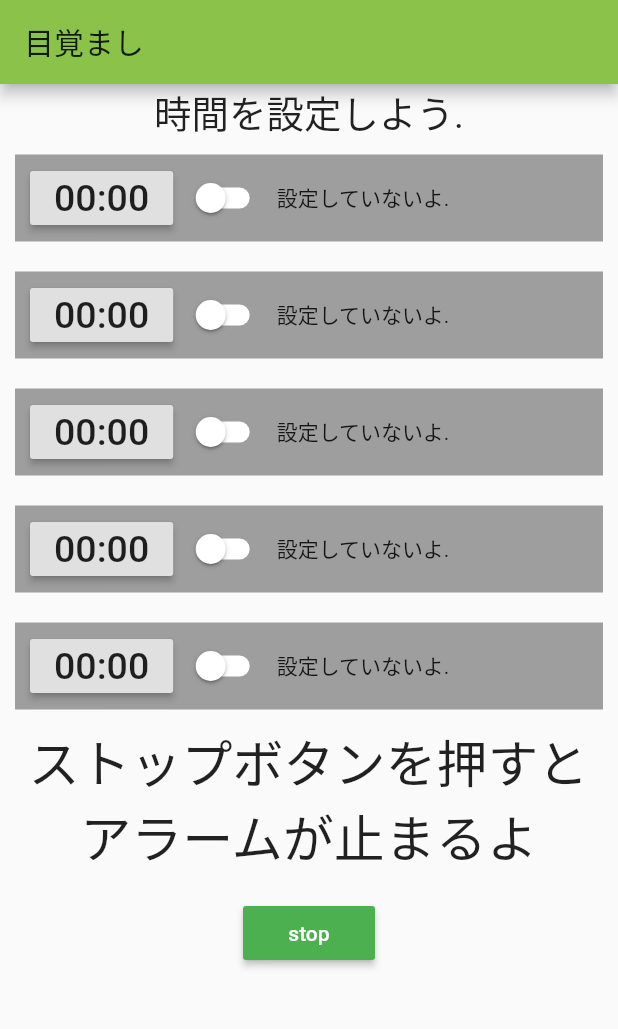
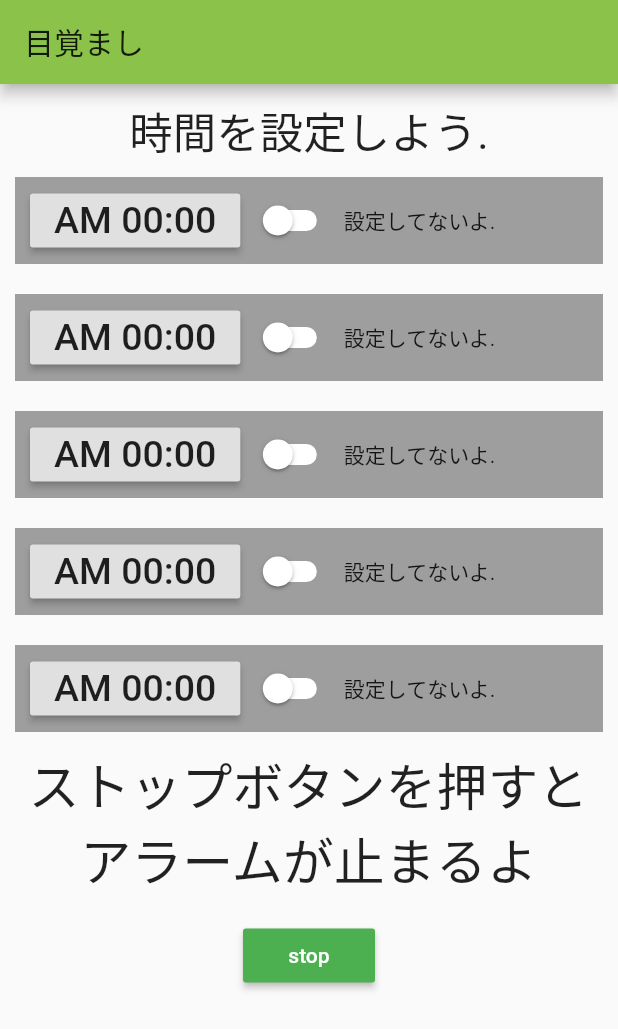
Before and after one commit to konomins/flutter_app1, a Flutter app: the screen it shows after launch, on a phone screen of 412 x 824 dp. Shown: the top 1029 px of the screen. Run offline on Flutter 3.47's test engine with Material 2 defaults, Android fonts, the phone set to English and light mode, and no system bars; our stand-ins replace audioplayers, sensors.

Commit message:
表示順番の修正 エラーあり

```diff
--- a/lib/main.dart
+++ b/lib/main.dart
@@ -5,7 +5,7 @@ import 'package:audioplayers/audio_cache.dart';
 import 'package:audioplayers/audioplayers.dart';
 import 'dart:math';
 import 'package:sensors/sensors.dart';
-//import 'game1.dart';
+import 'dart:io';
 
 void main() {
   runApp(MyApp());
@@ -52,6 +52,9 @@ class _MyHomePageState extends State<MyHomePage> {
   //時間を設定
    List<String> setTime = ['00:00','00:00','00:00','00:00','00:00'];
 
+   //時間表示
+   List<String> setTimeOutput = ['AM 00:00','AM 00:00','AM 00:00','AM 00:00','AM 00:00'];
+
   //現在時刻の変数
   String nowTime = '';
 
@@ -61,8 +64,8 @@ class _MyHomePageState extends State<MyHomePage> {
    //スイッチの切り替え
    List<bool> _active = [false,false,false,false,false];
    //スイッチの表示
-   List<String> switchText = ["設定していないよ.","設定していないよ.","設定していないよ."
-     ,"設定していないよ.","設定していないよ."];
+   List<String> switchText = ["設定してないよ.","設定してないよ.","設定してないよ."
+     ,"設定してないよ.","設定してないよ."];
 
 
   void initState() { //現在時刻を取得する関数(1秒ごとに判定)
@@ -88,31 +91,31 @@ class _MyHomePageState extends State<MyHomePage> {
       judge++;
       play();//アラーム再生
       gameSelect(scene);//ゲーム選択
-      switchText[0] = "設定していないよ";//アラームを止めた後にアラームがならないための処理
+      switchText[0] = "設定してないよ";//アラームを止めた後にアラームがならないための処理
     }
     else if (switchText[1] == "設定しているよ" && setTime[1] == nowTime) {
       judge++;
       play();//アラーム再生
       gameSelect(scene);//ゲーム選択
-      switchText[1] = "設定していないよ";//アラームを止めた後にアラームがならないための処理
+      switchText[1] = "設定してないよ";//アラームを止めた後にアラームがならないための処理
     }
     else if (switchText[2] == "設定しているよ" && setTime[2] == nowTime) {
       judge++;
       play();//アラーム再生
       gameSelect(scene);//ゲーム選択
-      switchText[2] = "設定していないよ";//アラームを止めた後にアラームがならないための処理
+      switchText[2] = "設定してないよ";//アラームを止めた後にアラームがならないための処理
     }
     else if (switchText[3] == "設定しているよ" && setTime[3] == nowTime) {
       judge++;
       play();//アラーム再生
       gameSelect(scene);//ゲーム選択
-      switchText[3] = "設定していないよ";//アラームを止めた後にアラームがならないための処理
+      switchText[3] = "設定してないよ";//アラームを止めた後にアラームがならないための処理
     }
     else if (switchText[4] == "設定しているよ" && setTime[4] == nowTime) {
       judge++;
       play();//アラーム再生
       gameSelect(scene);//ゲーム選択
-      switchText[4] = "設定していないよ";//アラームを止めた後にアラームがならないための処理
+      switchText[4] = "設定してないよ";//アラームを止めた後にアラームがならないための処理
     }
 
   }
@@ -149,8 +152,10 @@ class _MyHomePageState extends State<MyHomePage> {
     );
     if (picked != null) {
       var dt = _toDateTime(picked);
+
       setState(() {
-        setTime[0] = (DateFormat.Hm()).format(dt);
+        setTimeOutput[0] = (DateFormat('a HH:mm')).format(dt);
+        setTime[0] = (DateFormat('HH:mm')).format(dt);
       });
     }
   }
@@ -164,7 +169,8 @@ class _MyHomePageState extends State<MyHomePage> {
     if (picked != null) {
       var dt = _toDateTime(picked);
       setState(() {
-        setTime[1] = (DateFormat.Hm()).format(dt);
+        setTimeOutput[1] = (DateFormat('a HH:mm')).format(dt);
+        setTime[1] = (DateFormat('HH:mm')).format(dt);
       });
     }
   }
@@ -178,7 +184,8 @@ class _MyHomePageState extends State<MyHomePage> {
     if (picked != null) {
       var dt = _toDateTime(picked);
       setState(() {
-        setTime[2] = (DateFormat.Hm()).format(dt);
+        setTimeOutput[2] = (DateFormat('a HH:mm')).format(dt);
+        setTime[2] = (DateFormat('HH:mm')).format(dt);
       });
     }
   }
@@ -192,7 +199,8 @@ class _MyHomePageState extends State<MyHomePage> {
     if (picked != null) {
       var dt = _toDateTime(picked);
       setState(() {
-        setTime[3] = (DateFormat.Hm()).format(dt);
+        setTimeOutput[3] = (DateFormat('a HH:mm')).format(dt);
+        setTime[3] = (DateFormat('HH:mm')).format(dt);
       });
     }
   }
@@ -205,8 +213,10 @@ class _MyHomePageState extends State<MyHomePage> {
     );
     if (picked != null) {
       var dt = _toDateTime(picked);
+
       setState(() {
-        setTime[4] = (DateFormat.Hm()).format(dt);
+        setTimeOutput[4] = (DateFormat('a HH:mm')).format(dt);
+        setTime[4] = (DateFormat('HH:mm')).format(dt);
       });
     }
   }
@@ -231,10 +241,13 @@ class _MyHomePageState extends State<MyHomePage> {
 
           mainAxisAlignment: MainAxisAlignment.start,
           children: <Widget>[
+            Padding(
+              padding: EdgeInsets.only(top:9.0),
+            ),
             Text(
               "時間を設定しよう.",
               style: TextStyle(
-                fontSize: 25.0,
+                fontSize: 29.0,
               ),
             ),
 
@@ -250,7 +263,7 @@ class _MyHomePageState extends State<MyHomePage> {
                   ),
                   new RaisedButton(
                       onPressed: () => _selectTime1(context),
-                      child: new Text(setTime[0],
+                      child: new Text(setTimeOutput[0],
                         style: TextStyle(
                           fontSize: 25.0,
                         ),
@@ -273,7 +286,7 @@ class _MyHomePageState extends State<MyHomePage> {
                             switchText[0] = '設定しているよ';
                           }
                           else {
-                            switchText[0] = '設定していないよ';
+                            switchText[0] = '設定してないよ';
                           }
                         });
                       },
@@ -299,7 +312,7 @@ class _MyHomePageState extends State<MyHomePage> {
                 ),
                 new RaisedButton(
                   onPressed: () => _selectTime2(context),
-                  child: new Text(setTime[1],
+                  child: new Text(setTimeOutput[1],
                     style: TextStyle(
                       fontSize: 25.0,
                     ),
@@ -323,7 +336,7 @@ class _MyHomePageState extends State<MyHomePage> {
                         switchText[1] = '設定しているよ';
                       }
                       else {
-                        switchText[1] = '設定していないよ';
+                        switchText[1] = '設定してないよ';
                       }
                     });
                   },
@@ -348,7 +361,7 @@ class _MyHomePageState extends State<MyHomePage> {
                   ),
                   new RaisedButton(
                     onPressed: () => _selectTime3(context),
-                    child: new Text(setTime[2],
+                    child: new Text(setTimeOutput[2],
                       style: TextStyle(
                         fontSize: 25.0,
                       ),
@@ -372,7 +385,7 @@ class _MyHomePageState extends State<MyHomePage> {
                           switchText[2] = '設定しているよ';
                         }
                         else {
-                          switchText[2] = '設定していないよ';
+                          switchText[2] = '設定してないよ';
                         }
                       });
                     },
@@ -399,7 +412,7 @@ class _MyHomePageState extends State<MyHomePage> {
                   ),
                   new RaisedButton(
                     onPressed: () => _selectTime4(context),
-                    child: new Text(setTime[3],
+                    child: new Text(setTimeOutput[3],
                       style: TextStyle(
                         fontSize: 25.0,
                       ),
@@ -423,7 +436,7 @@ class _MyHomePageState extends State<MyHomePage> {
                           switchText[3] = '設定しているよ';
                         }
                         else {
-                          switchText[3] = '設定していないよ';
+                          switchText[3] = '設定してないよ';
                         }
                       });
                     },
@@ -450,7 +463,7 @@ class _MyHomePageState extends State<MyHomePage> {
                   ),
                   new RaisedButton(
                     onPressed: () => _selectTime5(context),
-                    child: new Text(setTime[4],
+                    child: new Text(setTimeOutput[4],
                       style: TextStyle(
                         fontSize: 25.0,
                       ),
@@ -474,7 +487,7 @@ class _MyHomePageState extends State<MyHomePage> {
                           switchText[4] = '設定しているよ';
                         }
                         else {
-                          switchText[4] = '設定していないよ';
+                          switchText[4] = '設定してないよ';
                         }
                       });
                     },
@@ -562,7 +575,7 @@ class _GamePageState extends State<_GamePage> {
   int q3N2 = Random().nextInt(100);
 
   //回答の入力//
-  List<String> answerText = ['0','0','0'];
+  List<String> answerText = ['','',''];
 
   //回答の判定
   List<String> answerJudge = ['x','x','x'];
@@ -621,6 +634,7 @@ class _GamePageState extends State<_GamePage> {
   //3問目を回答する関数
   void _q3Text(String e) {
     String judge = 'x';
+
     var temp = q3N1 - q3N2;
 
     setState(() {answer[2] = temp.toString();});
@@ -635,12 +649,22 @@ class _GamePageState extends State<_GamePage> {
 
     if(answerJudge[0] == '〇' && answerJudge[1] == '〇' && answerJudge[2] == '〇'){
       FocusScope.of(context).requestFocus(FocusNode());
+      sleep(Duration(seconds: 3));
       Navigator.of(context).pop();
     }
   }
 
 
+
   Widget build(BuildContext context) {
+
+    while ( q3N1 < q3N2) {//回答は0以上のため答えが0以下になってしまった場合の判定
+
+      q3N1 = Random().nextInt(1000);
+      q3N2 = Random().nextInt(100);
+
+      var temp = q3N1 - q3N2;
+    }
 
     return Scaffold(
         body: Center(
```
Also changed, not shown: lib/game1.dart (deleted, +0 -20 lines).
